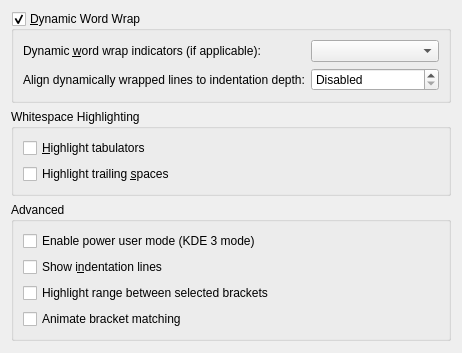
Before: the Qt Designer form part/dialogs/textareaappearanceconfigwidget.ui in KDE/kate, drawn with Qt 5.
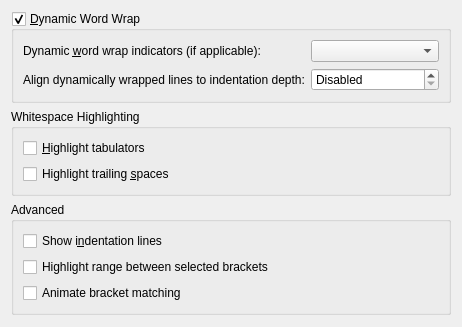
After: the same form once the commit is applied. Custom widgets are drawn as their Qt base class.

Commit message: remove the simple mode, the most stupid invention ever we need a better way to do this

The edit to the form file:
```diff
--- a/part/dialogs/textareaappearanceconfigwidget.ui
+++ b/part/dialogs/textareaappearanceconfigwidget.ui
@@ -102,16 +102,6 @@
       <string>Advanced</string>
      </property>
      <layout class="QVBoxLayout" name="verticalLayout">
-      <item>
-       <widget class="QCheckBox" name="chkDeveloperMode">
-        <property name="toolTip">
-         <string>Changing this mode affects only newly opened / created documents. In KWrite a restart is recommended.</string>
-        </property>
-        <property name="text">
-         <string>Enable power user mode (KDE 3 mode)</string>
-        </property>
-       </widget>
-      </item>
       <item>
        <widget class="QCheckBox" name="chkShowIndentationLines">
         <property name="whatsThis">
```
The commit also changes 11 other files.
